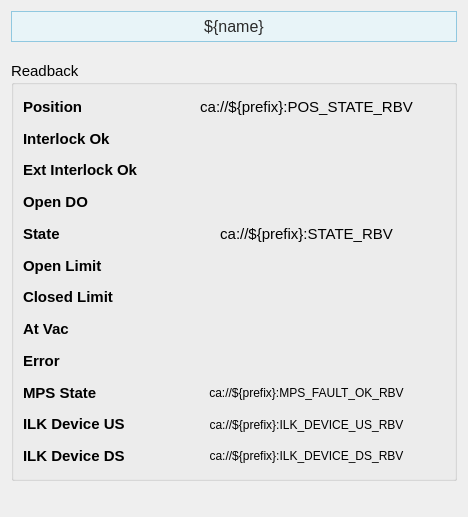
This is pcdswidgets/static_ui/vacuum/valves/VGC_detailed.ui in pcdshub/pcdswidgets as Qt 5 draws it before an edit. The edited form follows.
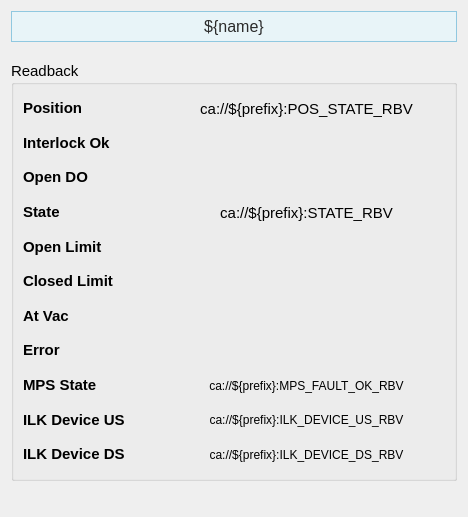
This is the edited form. Custom widgets are drawn as their Qt base class.

```diff
--- a/pcdswidgets/static_ui/vacuum/valves/VGC_detailed.ui
+++ b/pcdswidgets/static_ui/vacuum/valves/VGC_detailed.ui
@@ -126,21 +126,6 @@
             </property>
            </widget>
           </item>
-          <item>
-           <widget class="QLabel" name="interlock_ok_label_8">
-            <property name="font">
-             <font>
-              <pointsize>11</pointsize>
-             </font>
-            </property>
-            <property name="styleSheet">
-             <string/>
-            </property>
-            <property name="text">
-             <string>&lt;html&gt;&lt;head/&gt;&lt;body&gt;&lt;p&gt;&lt;span style=&quot; font-weight:600;&quot;&gt;Ext Interlock Ok&lt;/span&gt;&lt;/p&gt;&lt;/body&gt;&lt;/html&gt;</string>
-            </property>
-           </widget>
-          </item>
           <item>
            <widget class="QLabel" name="interlock_ok_label_14">
             <property name="font">
@@ -339,22 +324,6 @@
             </property>
            </widget>
           </item>
-          <item>
-           <widget class="PyDMByteIndicator" name="PyDMByteIndicator">
-            <property name="toolTip">
-             <string/>
-            </property>
-            <property name="channel">
-             <string>ca://${prefix}:ILK_OK_RBV</string>
-            </property>
-            <property name="showLabels">
-             <bool>false</bool>
-            </property>
-            <property name="circles">
-             <bool>true</bool>
-            </property>
-           </widget>
-          </item>
           <item>
            <widget class="PyDMByteIndicator" name="PyDMByteIndicator_7">
             <property name="toolTip">
@@ -518,6 +487,9 @@
             <property name="channel">
              <string>ca://${prefix}:ILK_DEVICE_US_RBV</string>
             </property>
+            <property name="displayFormat">
+             <enum>PyDMLabel::String</enum>
+            </property>
            </widget>
           </item>
           <item>
@@ -539,6 +511,9 @@
             <property name="channel">
              <string>ca://${prefix}:ILK_DEVICE_DS_RBV</string>
             </property>
+            <property name="displayFormat">
+             <enum>PyDMLabel::String</enum>
+            </property>
            </widget>
           </item>
          </layout>
```
